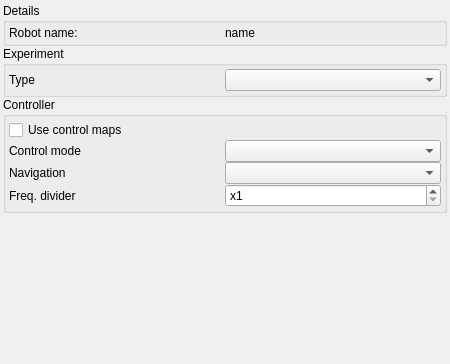
Before: the Qt Designer form source/robot-control/gui/RobotControlWidget.ui in assisi/CATS2, drawn with Qt 5.
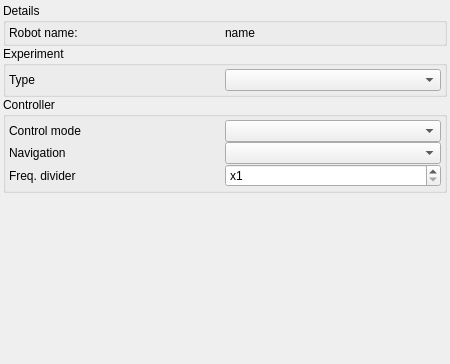
After: the same form once the commit is applied.

Commit message: Add experiment manager to gui and to the robot control step.

```diff
--- a/source/robot-control/gui/RobotControlWidget.ui
+++ b/source/robot-control/gui/RobotControlWidget.ui
@@ -122,13 +122,6 @@
       <property name="bottomMargin">
        <number>3</number>
       </property>
-      <item>
-       <widget class="QCheckBox" name="controlMapCheckBox">
-        <property name="text">
-         <string>Use control maps</string>
-        </property>
-       </widget>
-      </item>
       <item>
        <layout class="QHBoxLayout" name="horizontalLayout">
         <property name="spacing">
```
The commit also changes 5 other files.
